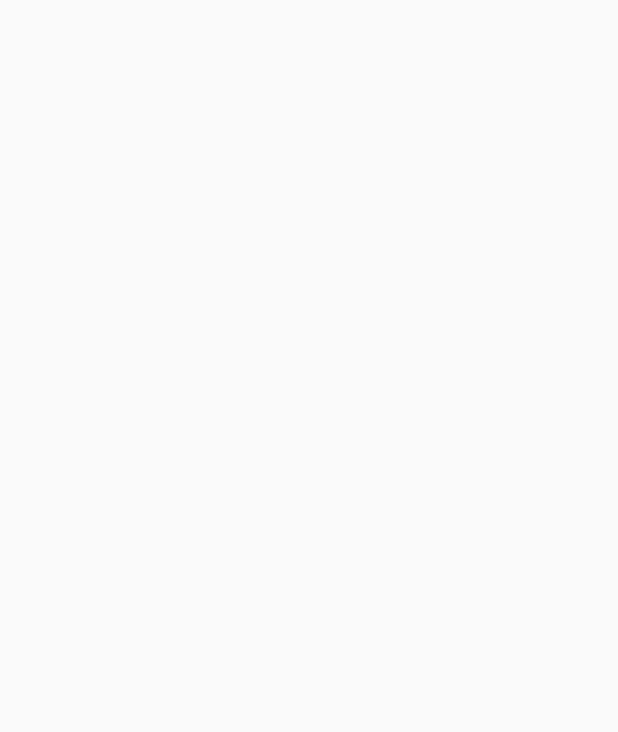
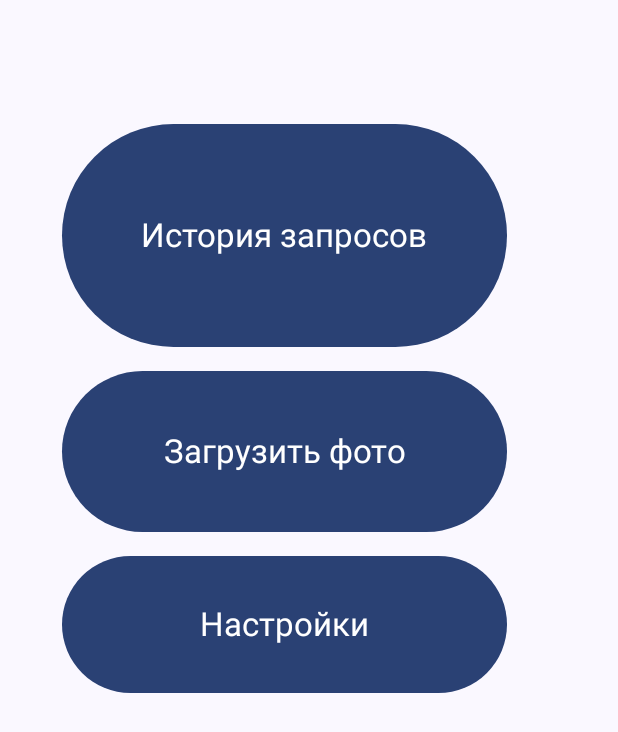
Before and after one commit to three0three5/cardefectscan-android, an Android app built with Jetpack Compose: the screen it shows after launch (MainActivity), on a phone screen of 412 x 824 dp. Before the commit the part shown is empty. Shown: the top 732 px of the screen. Run offline under Robolectric (Android 15) with nearby library versions, the phone set to English and light mode, and no system bars.

Commit message:
implement home screen

```diff
--- a/app/src/main/java/ru/hse/cardefectscan/MainActivity.kt
+++ b/app/src/main/java/ru/hse/cardefectscan/MainActivity.kt
@@ -30,7 +30,7 @@ class MainActivity : ComponentActivity() {
                 val navController = rememberNavController()
                 val startDestination = HOME_SCREEN
                 NavHost(navController = navController, startDestination = startDestination) {
-                    composable(HOME_SCREEN) { HomeScreen() }
+                    composable(HOME_SCREEN) { HomeScreen(navController) }
                     composable(LOGIN_SCREEN) { LoginScreen() }
                     composable(REQUESTS_SCREEN) { RequestsScreen() }
                     composable(RESULT_SCREEN) { ResultScreen() }
--- a/app/src/main/java/ru/hse/cardefectscan/presentation/ui/components/HomeScreen.kt
+++ b/app/src/main/java/ru/hse/cardefectscan/presentation/ui/components/HomeScreen.kt
@@ -1,20 +1,125 @@
 package ru.hse.cardefectscan.presentation.ui.components
 
+import android.content.res.Configuration
+import androidx.compose.foundation.layout.Arrangement
+import androidx.compose.foundation.layout.Box
+import androidx.compose.foundation.layout.Column
+import androidx.compose.foundation.layout.fillMaxHeight
+import androidx.compose.foundation.layout.fillMaxSize
+import androidx.compose.foundation.layout.fillMaxWidth
+import androidx.compose.foundation.layout.padding
+import androidx.compose.material3.Button
+import androidx.compose.material3.MaterialTheme
+import androidx.compose.material3.Scaffold
+import androidx.compose.material3.Text
 import androidx.compose.runtime.Composable
+import androidx.compose.ui.Alignment
+import androidx.compose.ui.Modifier
+import androidx.compose.ui.platform.LocalConfiguration
 import androidx.compose.ui.tooling.preview.Devices
 import androidx.compose.ui.tooling.preview.Preview
+import androidx.compose.ui.tooling.preview.Wallpapers
+import androidx.compose.ui.unit.dp
+import androidx.navigation.NavController
+import androidx.navigation.compose.rememberNavController
+import ru.hse.cardefectscan.utils.REQUESTS_SCREEN
+import ru.hse.cardefectscan.utils.SETTINGS_SCREEN
+import ru.hse.cardefectscan.utils.TO_REQUESTS_SCREEN
+import ru.hse.cardefectscan.utils.TO_SETTINGS_SCREEN
+import ru.hse.cardefectscan.utils.TO_UPLOAD_SCREEN
+import ru.hse.cardefectscan.utils.UPLOAD_SCREEN
 
 @Composable
-fun HomeScreen() {
+fun HomeScreen(navController: NavController) {
+    // TODO - if no token then navigate to login screen
+    Scaffold { innerPadding ->
+        val topPadding = LocalConfiguration.current.screenHeightDp.dp * 0.1f
+        Box(
+            modifier = Modifier
+                .padding(innerPadding)
+                .padding(top = topPadding)
+                .fillMaxWidth()
+                .fillMaxHeight(0.8f)
+            ,
+            contentAlignment = Alignment.Center
+        ) {
+            ButtonSet(navController)
+        }
+    }
+}
 
+@Composable
+fun ButtonSet(navController: NavController) {
+    val startPadding = LocalConfiguration.current.screenWidthDp.dp * 0.1f
+    Column(
+        modifier = Modifier
+            .fillMaxSize()
+            .padding(start = startPadding)
+        ,
+        verticalArrangement = Arrangement.spacedBy(16.dp)
+    ) {
+        ToRequestsButton(navController)
+        ToUploadButton(navController)
+        ToSettingsButton(navController)
+    }
+}
+
+@Composable
+fun ToRequestsButton(navController: NavController) {
+    Button(
+        modifier = Modifier
+            .fillMaxHeight(0.25f)
+            .fillMaxWidth(0.8f)
+        ,
+        onClick = { navController.navigate(REQUESTS_SCREEN) }
+    ) {
+        Text(
+            TO_REQUESTS_SCREEN,
+            style = MaterialTheme.typography.titleLarge
+        )
+    }
+}
+
+@Composable
+fun ToUploadButton(navController: NavController) {
+    Button(
+        modifier = Modifier
+            .fillMaxHeight(0.25f)
+            .fillMaxWidth(0.8f)
+        ,
+        onClick = { navController.navigate(UPLOAD_SCREEN) }
+    ) {
+        Text(
+            TO_UPLOAD_SCREEN,
+            style = MaterialTheme.typography.titleLarge
+        )
+    }
+}
+
+@Composable
+fun ToSettingsButton(navController: NavController) {
+    Button(
+        modifier = Modifier
+            .fillMaxHeight(0.3f)
+            .fillMaxWidth(0.8f)
+        ,
+        onClick = { navController.navigate(SETTINGS_SCREEN) }
+    ) {
+        Text(
+            TO_SETTINGS_SCREEN,
+            style = MaterialTheme.typography.titleLarge
+        )
+    }
 }
 
 @Preview(
     showBackground = true,
     showSystemUi = true,
     device = Devices.PIXEL,
+    uiMode = Configuration.UI_MODE_NIGHT_NO or Configuration.UI_MODE_TYPE_NORMAL,
+    wallpaper = Wallpapers.RED_DOMINATED_EXAMPLE,
 )
 @Composable
 fun HomeScreenPreview() {
-
+    HomeScreen(rememberNavController())
 }
--- a/app/src/main/java/ru/hse/cardefectscan/presentation/ui/components/LoginScreen.kt
+++ b/app/src/main/java/ru/hse/cardefectscan/presentation/ui/components/LoginScreen.kt
@@ -16,5 +16,5 @@ fun LoginScreen() {
 )
 @Composable
 fun LoginScreenPreview() {
-
+    LoginScreen()
 }
--- a/app/src/main/java/ru/hse/cardefectscan/presentation/ui/components/RequestsScreen.kt
+++ b/app/src/main/java/ru/hse/cardefectscan/presentation/ui/components/RequestsScreen.kt
@@ -16,5 +16,5 @@ fun RequestsScreen() {
 )
 @Composable
 fun RequestsScreenPreview() {
-
+    RequestsScreen()
 }
--- a/app/src/main/java/ru/hse/cardefectscan/presentation/ui/components/ResultScreen.kt
+++ b/app/src/main/java/ru/hse/cardefectscan/presentation/ui/components/ResultScreen.kt
@@ -16,5 +16,5 @@ fun ResultScreen() {
 )
 @Composable
 fun ResultScreenPreview() {
-
+    ResultScreen()
 }
--- a/app/src/main/java/ru/hse/cardefectscan/presentation/ui/components/SettingsScreen.kt
+++ b/app/src/main/java/ru/hse/cardefectscan/presentation/ui/components/SettingsScreen.kt
@@ -16,5 +16,5 @@ fun SettingsScreen() {
 )
 @Composable
 fun SettingsScreenPreview() {
-
+    SettingsScreen()
 }
--- a/app/src/main/java/ru/hse/cardefectscan/presentation/ui/components/UploadScreen.kt
+++ b/app/src/main/java/ru/hse/cardefectscan/presentation/ui/components/UploadScreen.kt
@@ -16,5 +16,5 @@ fun UploadScreen() {
 )
 @Composable
 fun UploadScreenPreview() {
-
+    UploadScreen()
 }
--- /dev/null
+++ b/app/src/main/java/ru/hse/cardefectscan/utils/ButtonConstants.kt
@@ -0,0 +1,5 @@
+package ru.hse.cardefectscan.utils
+
+const val TO_REQUESTS_SCREEN = "История запросов"
+const val TO_SETTINGS_SCREEN = "Настройки"
+const val TO_UPLOAD_SCREEN = "Загрузить фото"
```
